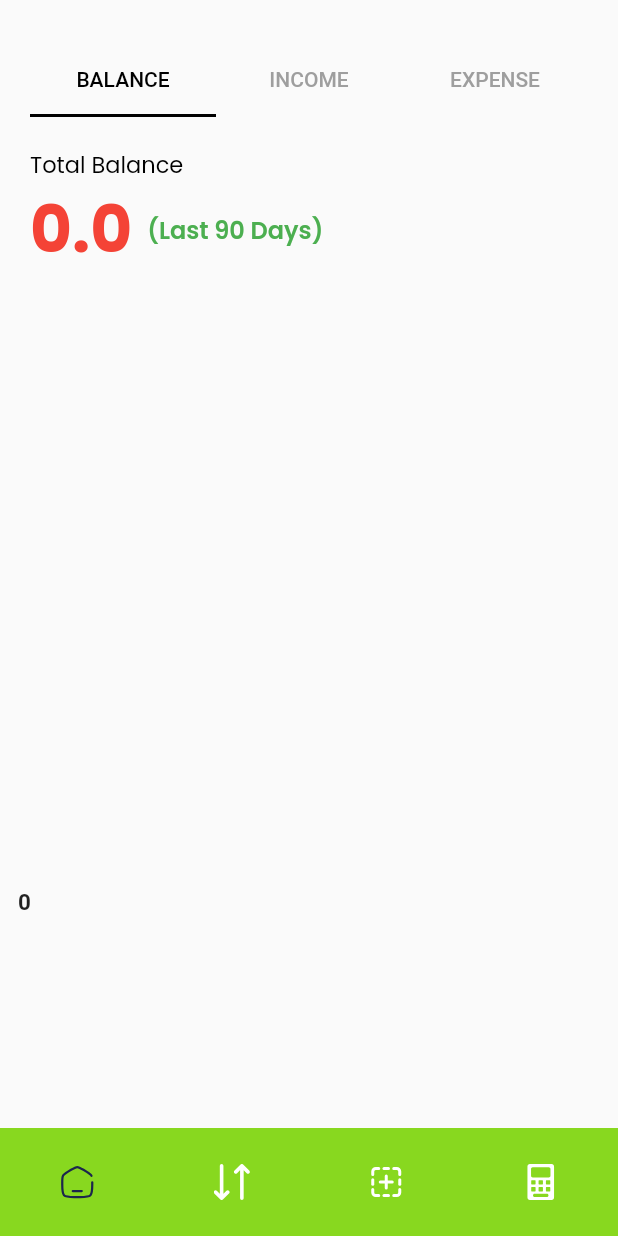
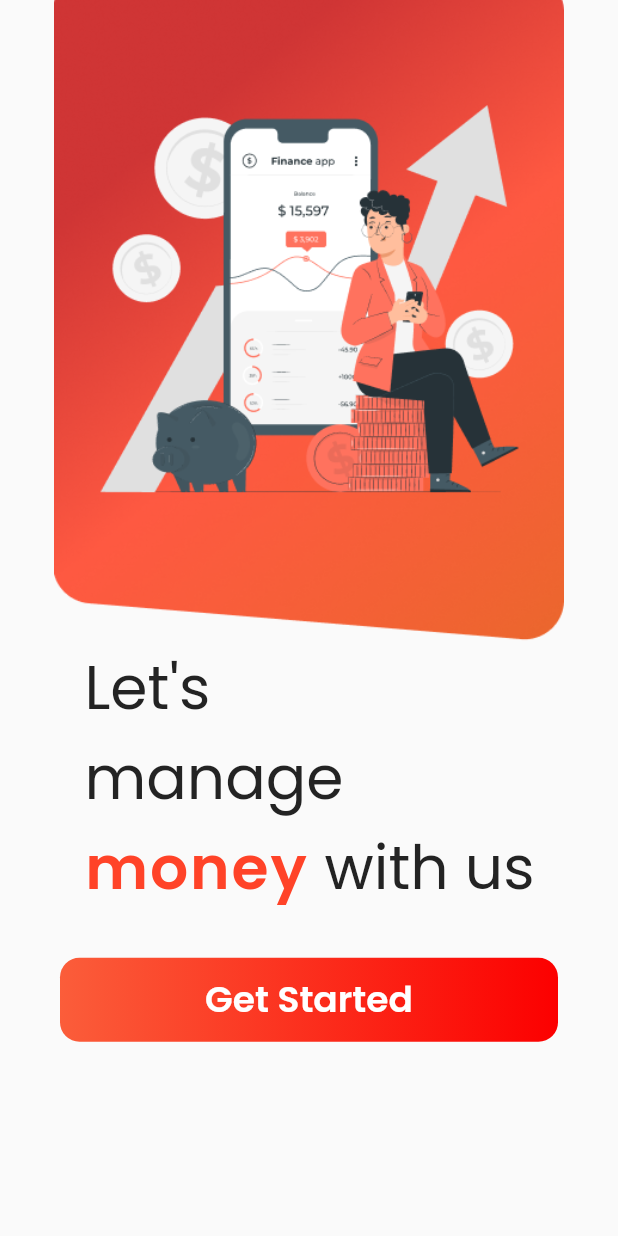
Before and after one commit to Jamsheer-123/money_manager, a Flutter app: the screen it shows after launch, on a phone screen of 412 x 824 dp. Run offline on Flutter 3.47's test engine with Material 2 defaults, Android fonts, the phone set to English and light mode, and no system bars; drawn by our look-alikes of fl_chart; our stand-ins replace flutter_bloc, flutter_svg, freezed_annotation, get_it, google_fonts, hive and 5 more; accounts and stored records are empty.

```diff
--- a/lib/main.dart
+++ b/lib/main.dart
@@ -11,6 +11,7 @@ import 'package:money_manager/pages/homelayout/homelayout.dart';
 import 'package:shared_preferences/shared_preferences.dart';
 
 import 'pages/create.transaction/create.transaction.dart';
+import 'pages/welcome.screem/introscreen.dart';
 
 Future<void> main() async {
   WidgetsFlutterBinding.ensureInitialized();
@@ -70,10 +71,11 @@ class MyApp extends StatelessWidget {
             colorScheme: ColorScheme.fromSeed(seedColor: Colors.deepPurple),
             useMaterial3: false,
           ),
-          initialRoute: "/",
+          initialRoute: "intro_screen",
           routes: {
             "/": (context) => HomeLayout(),
             "create_transaction": (context) => TranScationScreeen(),
+            "intro_screen": (context) => const IntroScreen(),
           }),
     );
   }
--- a/lib/pages/homescreen.dart/component/flchart.dart
+++ b/lib/pages/homescreen.dart/component/flchart.dart
@@ -281,10 +281,6 @@ class _FLChartState extends State<FLChart> {
                 double maxY = calculateMaxY(last90DaysTransactions);
                 double minY = -maxY * 1.1;
 
-                for (var elements in last90DaysTransactions) {
-                  log(elements.date.toString());
-                }
-
                 return LineChart(
                   swapAnimationCurve: Curves.bounceIn,
                   swapAnimationDuration: const Duration(seconds: 2),
--- a/lib/pages/homescreen.dart/home.screen.dart
+++ b/lib/pages/homescreen.dart/home.screen.dart
@@ -16,7 +16,7 @@ class HomeScreen extends StatefulWidget {
 
 class _HomeScreenState extends State<HomeScreen>
     with SingleTickerProviderStateMixin {
-  late TabController _tabController;
+  TabController? _tabController;
 
   @override
   void initState() {
@@ -26,6 +26,14 @@ class _HomeScreenState extends State<HomeScreen>
     BlocProvider.of<TransactionBloc>(context).add(GetTranscation());
 
     // Listen for tab changes
+  }
+
+  @override
+  void dispose() {
+    super.dispose();
+    if (_tabController != null) {
+      _tabController!.dispose();
+    }
   }
 
   @override
--- /dev/null
+++ b/lib/pages/welcome.screem/introscreen.dart
@@ -0,0 +1,103 @@
+import 'package:flutter/material.dart';
+import 'package:google_fonts/google_fonts.dart';
+
+class IntroScreen extends StatelessWidget {
+  const IntroScreen({super.key});
+
+  @override
+  Widget build(BuildContext context) {
+    return SafeArea(
+      bottom: false,
+      child: Scaffold(
+        body: Column(
+          crossAxisAlignment: CrossAxisAlignment.center,
+          children: [
+            Image.asset(
+              "assets/images/introscreen.png",
+              width: double.infinity,
+              height: MediaQuery.sizeOf(context).height * 0.52,
+              fit: BoxFit.contain,
+            ),
+            RichText(
+              // Controls visual overflow
+              overflow: TextOverflow.clip,
+
+              // Controls how the text should be aligned horizontally
+              textAlign: TextAlign.start,
+
+              // Control the text direction
+
+              // Whether the text should break at soft line breaks
+              softWrap: true,
+
+              // Maximum number of lines for the text to span
+              maxLines: 3, // Adjust the number of lines as needed
+
+              text: TextSpan(
+                children: <TextSpan>[
+                  TextSpan(
+                      text: 'Let\'s\nmanage\n',
+                      style: GoogleFonts.poppins(
+                        color: const Color(0xFF232323),
+                        fontSize: 40,
+                        fontWeight: FontWeight.w400,
+                      )),
+                  TextSpan(
+                    text: 'money',
+                    style: GoogleFonts.poppins(
+                      color: const Color(0xFFFF4328),
+                      fontSize: 40,
+                      fontWeight: FontWeight.w600,
+                      height: 0,
+                      letterSpacing: 1.20,
+                    ),
+                  ),
+                  TextSpan(
+                    text: ' with us',
+                    style: GoogleFonts.poppins(
+                      color: const Color(0xFF232323),
+                      fontSize: 40,
+                      fontWeight: FontWeight.w400,
+                    ),
+                  ),
+                ],
+              ),
+            ),
+            const SizedBox(
+              height: 20,
+            ),
+            GestureDetector(
+              onTap: () => Navigator.pushNamed(context, "/"),
+              child: Container(
+                alignment: Alignment.center,
+                width: double.infinity,
+                padding:
+                    const EdgeInsets.symmetric(horizontal: 40, vertical: 10),
+                margin:
+                    const EdgeInsets.symmetric(horizontal: 40, vertical: 10),
+                decoration: ShapeDecoration(
+                  gradient: const LinearGradient(
+                    begin: Alignment(1.00, 0.01),
+                    end: Alignment(-1, -0.01),
+                    colors: [Color(0xFFFC0000), Color(0xFFFB5D3A)],
+                  ),
+                  shape: RoundedRectangleBorder(
+                    borderRadius: BorderRadius.circular(13),
+                  ),
+                ),
+                child: Text(
+                  "Get Started",
+                  style: GoogleFonts.poppins(
+                    color: Colors.white,
+                    fontSize: 24,
+                    fontWeight: FontWeight.w600,
+                  ),
+                ),
+              ),
+            )
+          ],
+        ),
+      ),
+    );
+  }
+}
```
Also changed, not shown: assets/images/introscreen.png (added), 40 other files.
